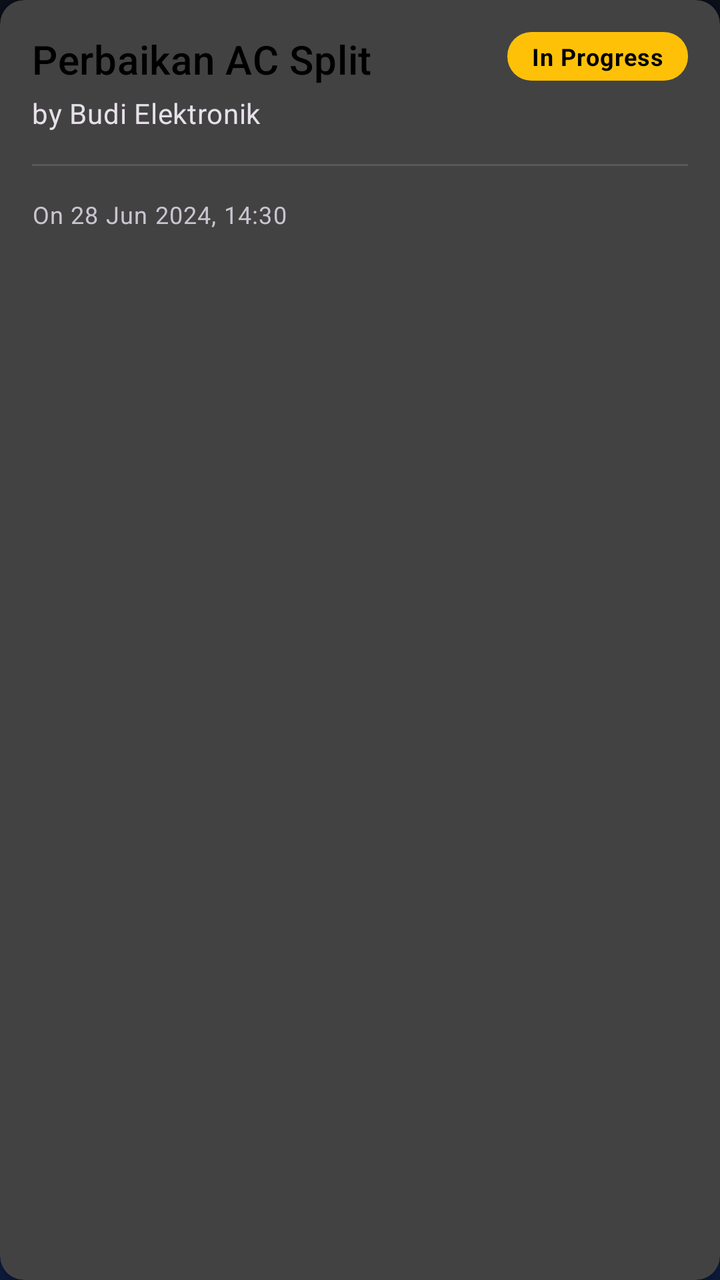
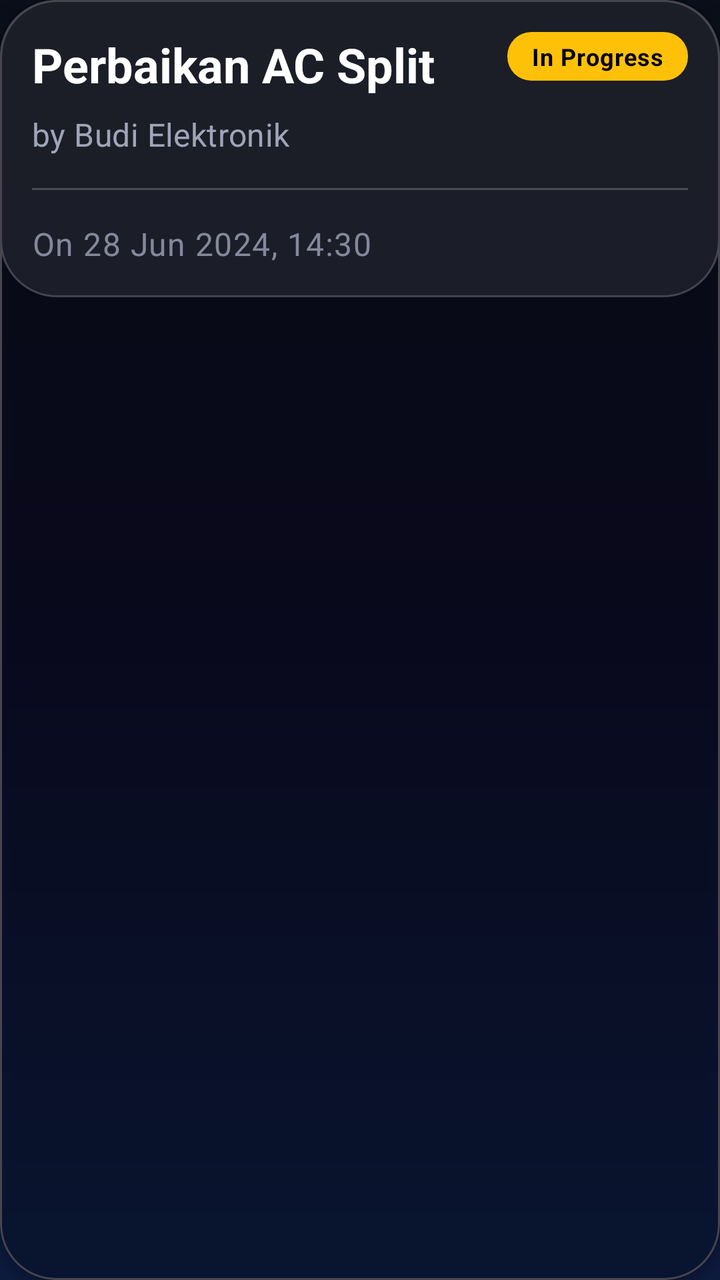

An Android layout rendered at two revisions. The XML below is the earlier revision; the diff shows what the commit changed to produce the second picture.
<!-- AndroidManifest.xml: application theme Theme.FixIt_v2 -->
<!-- res/layout/item_booking_card.xml -->
<?xml version="1.0" encoding="utf-8"?>
<androidx.cardview.widget.CardView xmlns:android="http://schemas.android.com/apk/res/android"
    xmlns:app="http://schemas.android.com/apk/res-auto"
    xmlns:tools="http://schemas.android.com/tools"
    android:layout_width="match_parent"
    android:layout_height="wrap_content"
    android:layout_marginHorizontal="16dp"
    android:layout_marginTop="8dp"
    android:layout_marginBottom="8dp"
    app:cardCornerRadius="12dp"
    app:cardElevation="4dp">

    <androidx.constraintlayout.widget.ConstraintLayout
        android:layout_width="match_parent"
        android:layout_height="wrap_content"
        android:padding="16dp">

        
        <TextView
            android:id="@+id/textViewServiceName"
            android:layout_width="0dp"
            android:layout_height="wrap_content"
            android:layout_marginEnd="8dp"
            android:ellipsize="end"
            android:maxLines="1"
            android:text="Perbaikan AC Split"
            android:textAppearance="@style/TextAppearance.MaterialComponents.Headline6"
            android:textColor="@color/black"
            app:layout_constraintEnd_toStartOf="@+id/textViewStatus"
            app:layout_constraintStart_toStartOf="parent"
            app:layout_constraintTop_toTopOf="parent" />

        <TextView
            android:id="@+id/textViewStatus"
            android:layout_width="wrap_content"
            android:layout_height="wrap_content"
            android:background="@drawable/badge_background_pending"
            android:paddingHorizontal="12dp"
            android:paddingVertical="4dp"
            android:text="In Progress"
            android:textColor="@color/black"
            android:textSize="12sp"
            android:textStyle="bold"
            app:layout_constraintEnd_toEndOf="parent"
            app:layout_constraintTop_toTopOf="parent" />

        
        <TextView
            android:id="@+id/textViewProviderName"
            android:layout_width="wrap_content"
            android:layout_height="wrap_content"
            android:layout_marginTop="4dp"
            android:text="by Budi Elektronik"
            android:textAppearance="@style/TextAppearance.MaterialComponents.Body2"
            app:layout_constraintStart_toStartOf="parent"
            app:layout_constraintTop_toBottomOf="@id/textViewServiceName" />

        
        <View
            android:id="@+id/divider"
            android:layout_width="0dp"
            android:layout_height="1dp"
            android:layout_marginTop="16dp"
            android:background="?android:attr/listDivider"
            app:layout_constraintEnd_toEndOf="parent"
            app:layout_constraintStart_toStartOf="parent"
            app:layout_constraintTop_toBottomOf="@id/textViewProviderName" />


        
        <TextView
            android:id="@+id/textViewBookingDate"
            android:layout_width="wrap_content"
            android:layout_height="wrap_content"
            android:layout_marginTop="16dp"
            android:text="On 28 Jun 2024, 14:30"
            android:textAppearance="@style/TextAppearance.MaterialComponents.Caption"
            app:layout_constraintBottom_toBottomOf="parent"
            app:layout_constraintStart_toStartOf="parent"
            app:layout_constraintTop_toBottomOf="@id/divider" />

        
        
        <ImageButton
            android:id="@+id/buttonAction"
            android:layout_width="48dp"
            android:layout_height="48dp"
            android:background="?attr/selectableItemBackgroundBorderless"
            android:contentDescription="Action Button"
            android:src="@drawable/ic_whatsapp"
            android:visibility="gone"
            tools:visibility="visible"
            app:layout_constraintBottom_toBottomOf="parent"
            app:layout_constraintEnd_toEndOf="parent"
            app:layout_constraintTop_toBottomOf="@id/divider"
            app:tint="@color/design_default_color_primary" />
        

    </androidx.constraintlayout.widget.ConstraintLayout>

</androidx.cardview.widget.CardView>
<!-- resources referenced by this layout -->
<resources>
  <color name="black">#FF000000</color>
  <!-- drawable badge_background_pending (drawable) -->
  <?xml version="1.0" encoding="utf-8"?>
  <shape xmlns:android="http://schemas.android.com/apk/res/android"
      android:shape="rectangle">
      <solid android:color="#FFC107"/>
      <corners android:radius="12dp"/>
  </shape>
  <style name="Theme.FixIt_v2" parent="Base.Theme.FixIt_v2" />
  <style name="Base.Theme.FixIt_v2" parent="Theme.Material3.Dark.NoActionBar">
          
          <item name="colorPrimary">@color/primary</item>
          <item name="colorSecondary">@color/secondary</item>
          <item name="android:windowBackground">@drawable/gradient_background</item>
          <item name="android:textViewStyle">@style/Widget.FixIt.TextView</item>
          <item name="alertDialogTheme">@style/AlertDialogTheme</item> 
      </style>
  <color name="primary">#6C63FF</color>
  <color name="secondary">#00E5FF</color>
  <!-- drawable gradient_background (drawable) -->
  <?xml version="1.0" encoding="utf-8"?>
  <shape xmlns:android="http://schemas.android.com/apk/res/android"
      android:shape="rectangle">
      <gradient
          android:type="linear"
          android:angle="-90"
          android:startColor="@color/gradient_start_dark"
          android:centerColor="@color/gradient_center_dark"
          android:endColor="@color/gradient_end_dark" />
  </shape>
  <style name="Widget.FixIt.TextView" parent="Widget.AppCompat.TextView">
          <item name="android:textAppearance">@style/TextAppearance.FixIt.Body</item>
      </style>
  <color name="gradient_start_dark">#0B0F1A</color>
  <color name="gradient_center_dark">#0D0D26</color>
  <color name="gradient_end_dark">#0D1B3E</color>
  <style name="TextAppearance.FixIt.Body" parent="TextAppearance.MaterialComponents.Body1">
          <item name="android:textColor">@color/text_secondary_dark</item>
          <item name="android:alpha">0.8</item>
      </style>
  <!-- drawable glass_card_background (drawable) -->
  <?xml version="1.0" encoding="utf-8"?>
  <shape xmlns:android="http://schemas.android.com/apk/res/android"
      android:shape="rectangle">
      <solid android:color="@color/card_glass_background"/>
      <corners android:radius="@dimen/corner_radius_large"/>
      <stroke android:width="@dimen/card_stroke_width" android:color="@color/card_glass_stroke"/>
  </shape>
  <color name="text_primary_dark">#FFFFFF</color>
  <color name="text_secondary_dark">#A0A4B8</color>
  <style name="AlertDialog.Button" parent="Widget.Material3.Button.TextButton.Dialog">
          <item name="android:textColor">@color/primary</item>
      </style>
  <color name="card_glass_background">#14FFFFFF</color>
  <dimen name="corner_radius_large">28dp</dimen>
  <dimen name="card_stroke_width">1dp</dimen>
  <color name="card_glass_stroke">#33FFFFFF</color>
  <!-- unchanged entries left out for length: 2 -->
</resources>

<!-- the commit's change to res/layout/item_booking_card.xml (unified diff, before → after) -->
@@ -1,31 +1,30 @@
-<?xml version="1.0" encoding="utf-8"?>
-<androidx.cardview.widget.CardView xmlns:android="http://schemas.android.com/apk/res/android"
+<com.google.android.material.card.MaterialCardView xmlns:android="http://schemas.android.com/apk/res/android"
     xmlns:app="http://schemas.android.com/apk/res-auto"
     xmlns:tools="http://schemas.android.com/tools"
     android:layout_width="match_parent"
     android:layout_height="wrap_content"
-    android:layout_marginHorizontal="16dp"
-    android:layout_marginTop="8dp"
-    android:layout_marginBottom="8dp"
-    app:cardCornerRadius="12dp"
-    app:cardElevation="4dp">
+    android:layout_marginHorizontal="@dimen/spacing_large"
+    android:layout_marginTop="@dimen/spacing_medium"
+    android:layout_marginBottom="@dimen/spacing_medium"
+    style="@style/Widget.FixIt.CardView.Glass"
+    app:cardBackgroundColor="@android:color/transparent">
 
     <androidx.constraintlayout.widget.ConstraintLayout
         android:layout_width="match_parent"
         android:layout_height="wrap_content"
-        android:padding="16dp">
+        android:background="@drawable/glass_card_background"
+        android:padding="@dimen/spacing_large">
 
         
         <TextView
             android:id="@+id/textViewServiceName"
             android:layout_width="0dp"
             android:layout_height="wrap_content"
-            android:layout_marginEnd="8dp"
+            android:layout_marginEnd="@dimen/spacing_small"
             android:ellipsize="end"
             android:maxLines="1"
             android:text="Perbaikan AC Split"
-            android:textAppearance="@style/TextAppearance.MaterialComponents.Headline6"
-            android:textColor="@color/black"
+            style="@style/TextAppearance.FixIt.Title"
             app:layout_constraintEnd_toStartOf="@+id/textViewStatus"
             app:layout_constraintStart_toStartOf="parent"
             app:layout_constraintTop_toTopOf="parent" />
@@ -49,9 +48,9 @@
             android:id="@+id/textViewProviderName"
             android:layout_width="wrap_content"
             android:layout_height="wrap_content"
-            android:layout_marginTop="4dp"
+            android:layout_marginTop="@dimen/spacing_small"
             android:text="by Budi Elektronik"
-            android:textAppearance="@style/TextAppearance.MaterialComponents.Body2"
+            style="@style/TextAppearance.FixIt.Subtitle"
             app:layout_constraintStart_toStartOf="parent"
             app:layout_constraintTop_toBottomOf="@id/textViewServiceName" />
 
@@ -60,8 +59,8 @@
             android:id="@+id/divider"
             android:layout_width="0dp"
             android:layout_height="1dp"
-            android:layout_marginTop="16dp"
-            android:background="?android:attr/listDivider"
+            android:layout_marginTop="@dimen/spacing_large"
+            android:background="@color/card_glass_stroke"
             app:layout_constraintEnd_toEndOf="parent"
             app:layout_constraintStart_toStartOf="parent"
             app:layout_constraintTop_toBottomOf="@id/textViewProviderName" />
@@ -72,9 +71,9 @@
             android:id="@+id/textViewBookingDate"
             android:layout_width="wrap_content"
             android:layout_height="wrap_content"
-            android:layout_marginTop="16dp"
+            android:layout_marginTop="@dimen/spacing_large"
             android:text="On 28 Jun 2024, 14:30"
-            android:textAppearance="@style/TextAppearance.MaterialComponents.Caption"
+            style="@style/TextAppearance.FixIt.Body"
             app:layout_constraintBottom_toBottomOf="parent"
             app:layout_constraintStart_toStartOf="parent"
             app:layout_constraintTop_toBottomOf="@id/divider" />
@@ -93,9 +92,9 @@
             app:layout_constraintBottom_toBottomOf="parent"
             app:layout_constraintEnd_toEndOf="parent"
             app:layout_constraintTop_toBottomOf="@id/divider"
-            app:tint="@color/design_default_color_primary" />
+            app:tint="@color/primary" />
         
 
     </androidx.constraintlayout.widget.ConstraintLayout>
 
-</androidx.cardview.widget.CardView>
+</com.google.android.material.card.MaterialCardView>
<!-- resource entries referenced after the edit -->
@@ -18,6 +18,9 @@
           <item name="alertDialogTheme">@style/AlertDialogTheme</item> 
       </style>
   <color name="primary">#6C63FF</color>
+  <dimen name="spacing_large">16dp</dimen>
+  <dimen name="spacing_medium">12dp</dimen>
+  <dimen name="spacing_small">8dp</dimen>
   <color name="secondary">#00E5FF</color>
   <!-- drawable gradient_background (drawable) -->
   <?xml version="1.0" encoding="utf-8"?>
@@ -40,6 +43,18 @@
           <item name="android:textColor">@color/text_secondary_dark</item>
           <item name="android:alpha">0.8</item>
       </style>
+  <style name="TextAppearance.FixIt.Subtitle" parent="TextAppearance.MaterialComponents.Subtitle1">
+          <item name="android:textColor">@color/text_secondary_dark</item>
+      </style>
+  <style name="TextAppearance.FixIt.Title" parent="TextAppearance.MaterialComponents.Headline5">
+          <item name="android:textColor">@color/text_primary_dark</item>
+          <item name="android:textStyle">bold</item>
+      </style>
+  <style name="Widget.FixIt.CardView.Glass" parent="Widget.MaterialComponents.CardView">
+          <item name="cardCornerRadius">@dimen/corner_radius_large</item>
+          <item name="cardElevation">4dp</item>
+          <item name="cardBackgroundColor">@android:color/transparent</item> 
+      </style>
   <!-- drawable glass_card_background (drawable) -->
   <?xml version="1.0" encoding="utf-8"?>
   <shape xmlns:android="http://schemas.android.com/apk/res/android"
